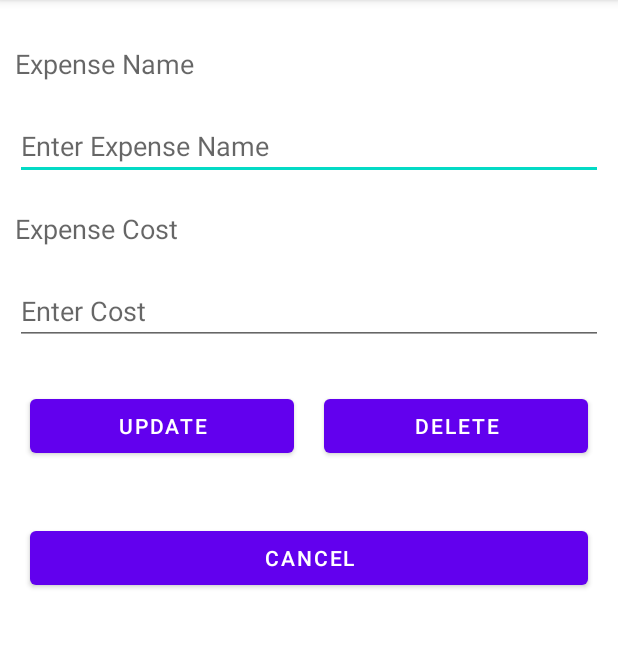
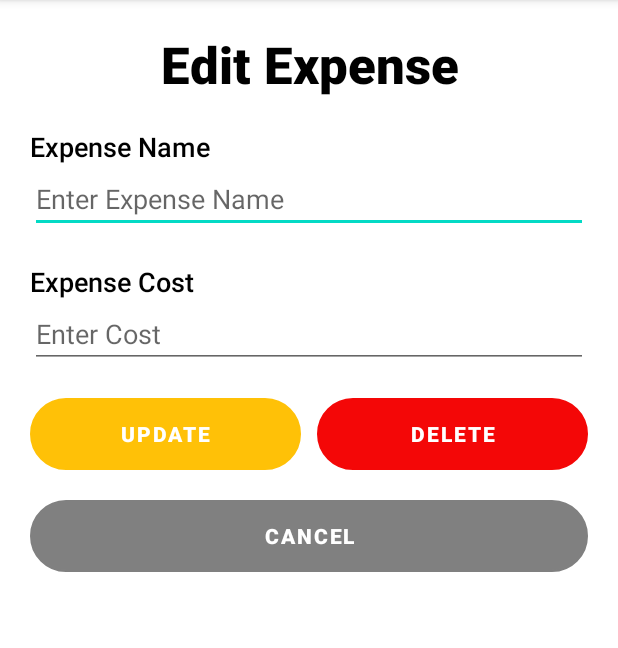
Before and after one commit to ZhixinRP/ExpenseList, an Android app: the ThirdActivity screen opened directly, with no data from a screen before it, on a phone screen of 412 x 824 dp, the part 84-732 px from its top. Run offline under Robolectric (Android 15) with nearby library versions, the phone set to English and light mode, and no system bars; 2 statements that could not run were skipped.

Commit message:
Updated Expense Tracker

```diff
--- a/app/build.gradle
+++ b/app/build.gradle
@@ -10,7 +10,7 @@ android {
         applicationId "sg.edu.rp.c346.id20047401.expenselist"
         minSdkVersion 16
         targetSdkVersion 30
-        versionCode 1
+        versionCode 2
         versionName "1.0"
 
         testInstrumentationRunner "androidx.test.runner.AndroidJUnitRunner"
--- a/app/src/main/java/sg/edu/rp/c346/id20047401/expenselist/SecondActivity.java
+++ b/app/src/main/java/sg/edu/rp/c346/id20047401/expenselist/SecondActivity.java
@@ -16,6 +16,7 @@ import android.widget.AdapterView;
 import android.widget.EditText;
 import android.widget.ListView;
 import android.widget.TextView;
+import android.widget.Toast;
 
 import com.google.android.material.floatingactionbutton.FloatingActionButton;
 
@@ -59,9 +60,10 @@ public class SecondActivity extends AppCompatActivity {
                 myBuilder.setPositiveButton("ADD", new DialogInterface.OnClickListener() {
                     @Override
                     public void onClick(DialogInterface dialog, int which) {
-                        DBHelper dbh = new DBHelper(SecondActivity.this);
+                        if (!etInputName.getText().toString().isEmpty() && !etInputCost.getText().toString().isEmpty()) {
                             String name = etInputName.getText().toString();
                             double cost = Double.parseDouble(etInputCost.getText().toString());
+                            DBHelper dbh = new DBHelper(SecondActivity.this);
                             dbh.insertExpense(name,cost);
                             expenseList.clear();
                             expenseList.addAll(dbh.getAllExpenses());
@@ -71,6 +73,9 @@ public class SecondActivity extends AppCompatActivity {
                                 totalCost += expenseList.get(i).getCost();
                             }
                             setTotalCost(totalCost);
+                        } else {
+                            Toast.makeText(SecondActivity.this, "Empty field not allowed!", Toast.LENGTH_SHORT).show();
+                        }
                     }
                 });
                 AlertDialog myDialog = myBuilder.create();
--- a/app/src/main/res/layout/activity_third.xml
+++ b/app/src/main/res/layout/activity_third.xml
@@ -7,64 +7,85 @@
     android:orientation="vertical"
     tools:context=".ThirdActivity">
 
+    <TextView
+        android:id="@+id/textView"
+        android:layout_width="match_parent"
+        android:layout_height="wrap_content"
+        android:layout_margin="20dp"
+        android:fontFamily="sans-serif-black"
+        android:gravity="center"
+        android:text="Edit Expense"
+        android:textColor="#000000"
+        android:textSize="34sp" />
+
     <LinearLayout
         android:layout_width="match_parent"
         android:layout_height="wrap_content"
-        android:layout_marginTop="20dp"
+        android:layout_marginStart="20dp"
+        android:layout_marginLeft="20dp"
+        android:layout_marginEnd="20dp"
+        android:layout_marginRight="20dp"
         android:orientation="vertical">
 
         <TextView
             android:id="@+id/textView1"
             android:layout_width="match_parent"
             android:layout_height="wrap_content"
-            android:layout_margin="10dp"
+            android:fontFamily="sans-serif-medium"
             android:text="Expense Name"
-            android:textAppearance="?android:attr/textAppearanceMedium" />
+            android:textAppearance="?android:attr/textAppearanceMedium"
+            android:textColor="#000000" />
 
         <EditText
             android:id="@+id/etName"
             android:layout_width="match_parent"
             android:layout_height="wrap_content"
-            android:layout_margin="10dp"
             android:hint="Enter Expense Name" />
 
         <TextView
             android:id="@+id/textView2"
             android:layout_width="match_parent"
             android:layout_height="wrap_content"
-            android:layout_margin="10dp"
+            android:layout_marginTop="20dp"
+            android:fontFamily="sans-serif-medium"
             android:text="Expense Cost"
-            android:textAppearance="?android:attr/textAppearanceMedium" />
+            android:textAppearance="?android:attr/textAppearanceMedium"
+            android:textColor="#000000" />
 
         <EditText
             android:id="@+id/etCost"
             android:layout_width="match_parent"
             android:layout_height="wrap_content"
-            android:layout_margin="10dp"
             android:hint="Enter Cost" />
-
-    </LinearLayout>
 
         <LinearLayout
             android:layout_width="match_parent"
             android:layout_height="wrap_content"
-        android:layout_margin="10dp">
+            android:layout_marginTop="20dp">
 
             <Button
                 android:id="@+id/btnUpdate"
                 android:layout_width="0dp"
                 android:layout_height="wrap_content"
-            android:layout_margin="10dp"
+                android:layout_marginEnd="5dp"
+                android:layout_marginRight="5dp"
                 android:layout_weight="1"
-            android:text="update" />
+                android:background="@drawable/background_btn"
+                android:fontFamily="sans-serif-black"
+                android:text="update"
+                app:backgroundTint="#FFC107" />
 
             <Button
                 android:id="@+id/btnDelete"
                 android:layout_width="0dp"
                 android:layout_height="wrap_content"
-            android:layout_margin="10dp"
+                android:layout_marginStart="5dp"
+                android:layout_marginLeft="5dp"
                 android:layout_weight="1"
-            android:text="delete" />
+                android:background="@drawable/background_btn"
+                android:fontFamily="sans-serif-black"
+                android:text="delete"
+                app:backgroundTint="#F40707" />
 
         </LinearLayout>
 
@@ -72,7 +93,12 @@
             android:id="@+id/btnCancel"
             android:layout_width="match_parent"
             android:layout_height="wrap_content"
-        android:layout_margin="20dp"
-        android:text="cancel" />
+            android:layout_marginTop="20dp"
+            android:background="@drawable/background_btn"
+            android:fontFamily="sans-serif-black"
+            android:text="cancel"
+            app:backgroundTint="#808080" />
 
     </LinearLayout>
+
+</LinearLayout>
```
Lines whose indentation alone changed are shown as unchanged.
